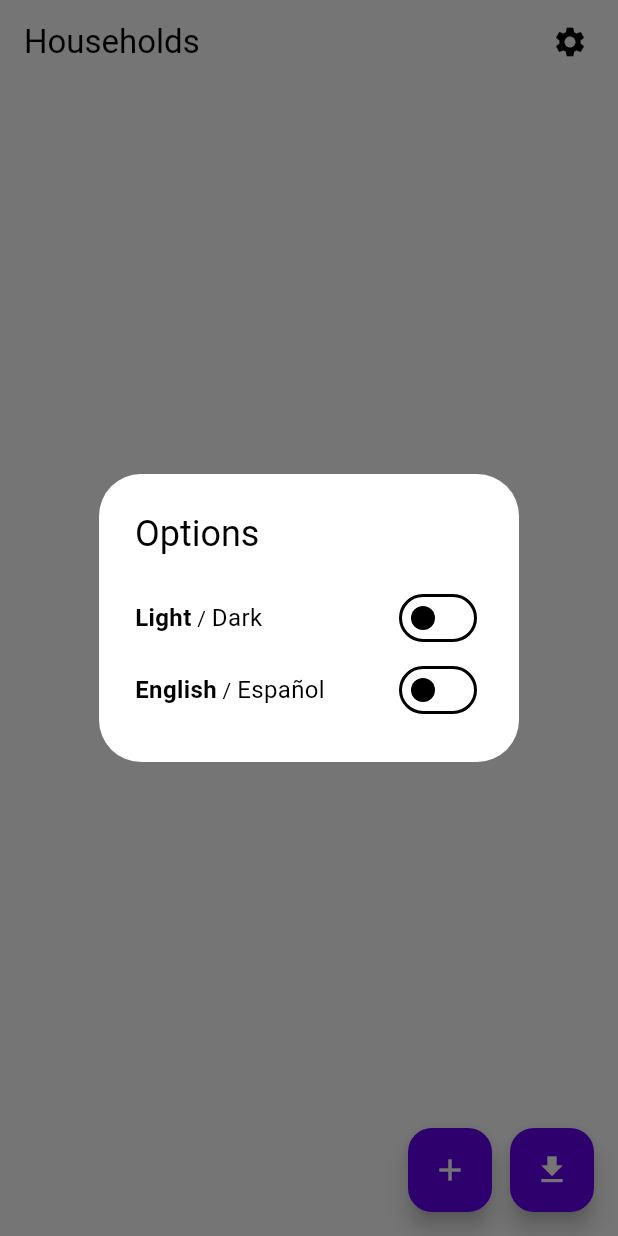
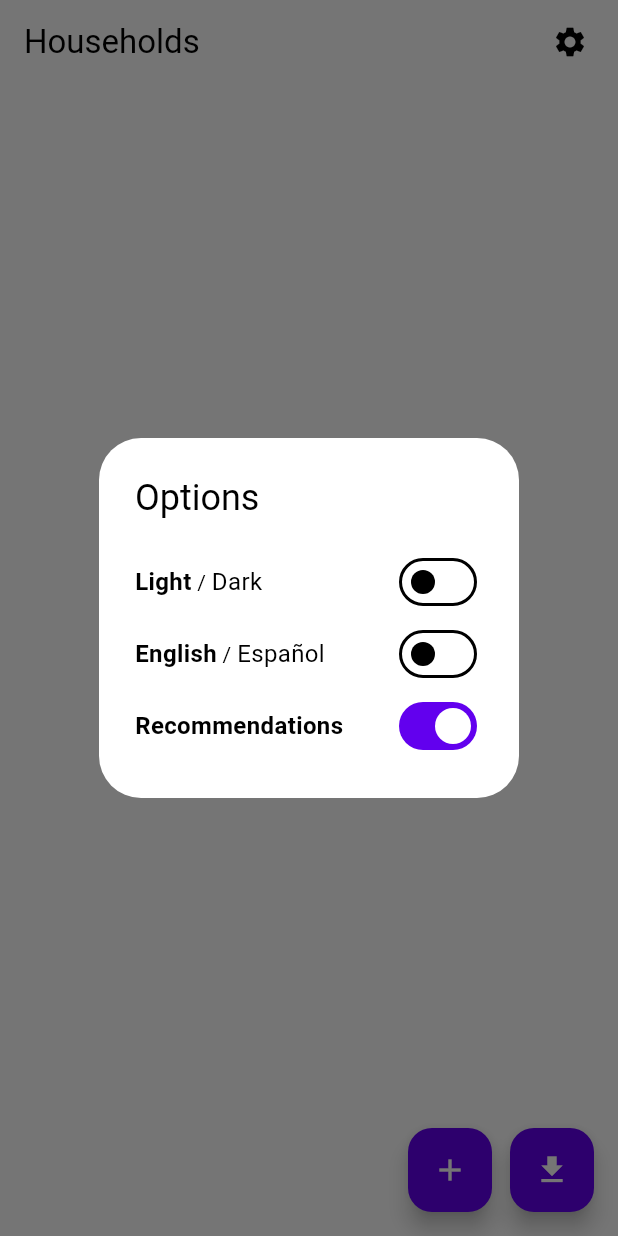
Before and after one commit to KelvinGonzalez/groceries-app, a Flutter app: the screen it shows after launch, after a tap on the "settings" icon, on a phone screen of 412 x 824 dp. Run offline on Flutter 3.47's test engine with Material 3 defaults, Android fonts, the phone set to English and light mode, and no system bars; our stand-ins replace auto_size_text, cloud_firestore, firebase_core, flutter_bloc, shared_preferences; accounts and stored records are empty.

Commit message:
Category recommendations (#2)
* Implement category recommendations

* Read categories recommendations preference on startup

```diff
--- a/lib/logic/shared_preferences_controller.dart
+++ b/lib/logic/shared_preferences_controller.dart
@@ -5,6 +5,7 @@ import 'package:shared_preferences/shared_preferences.dart';
 
 const darkModeName = "darkMode";
 const languageName = "language";
+const categoryRecommendationsName = "categoryRecommendations";
 
 Future<bool> addHouseholdId(String id) async {
   final prefs = await SharedPreferences.getInstance();
@@ -45,6 +46,16 @@ Future<void> setLanguage(Language language) async {
   await prefs.setString(languageName, language.key);
 }
 
+Future<bool> getCategoryRecommendations() async {
+  final prefs = await SharedPreferences.getInstance();
+  return prefs.getBool(categoryRecommendationsName) ?? true;
+}
+
+Future<void> setCategoryRecommendations(bool value) async {
+  final prefs = await SharedPreferences.getInstance();
+  await prefs.setBool(categoryRecommendationsName, value);
+}
+
 Future<List<WebImage>?> getCachedImages(String query) async {
   final prefs = await SharedPreferences.getInstance();
   final cache = prefs.getStringList("search_$query");
--- a/lib/logic/state_cubit.dart
+++ b/lib/logic/state_cubit.dart
@@ -25,6 +25,7 @@ class AppState {
   final TextEditingController creatingItemName;
   final (List<Category>, List<Item>) searchResult;
   final Language language;
+  final bool categoryRecommendations;
 
   const AppState(
       {required this.isDarkMode,
@@ -33,7 +34,8 @@ class AppState {
       required this.creatingItem,
       required this.creatingItemName,
       required this.searchResult,
-      required this.language});
+      required this.language,
+      required this.categoryRecommendations});
 
   static AppState get initialState => AppState(
         isDarkMode: false,
@@ -43,6 +45,7 @@ class AppState {
         creatingItemName: TextEditingController(),
         searchResult: ([], []),
         language: Language.english,
+        categoryRecommendations: true,
       );
 }
 
@@ -60,6 +63,7 @@ class StateCubit extends Cubit<AppState> {
   Future<void> init() async {
     setDarkMode(await getDarkMode());
     setLanguage(await getLanguage());
+    setCategoryRecommendations(await getCategoryRecommendations());
     await _initHouseholds();
   }
 
@@ -71,6 +75,7 @@ class StateCubit extends Cubit<AppState> {
     TextEditingController? creatingItemName,
     (List<Category>, List<Item>)? searchResult,
     Language? language,
+    bool? categoryRecommendations,
   }) {
     emit(AppState(
       isDarkMode: isDarkMode ?? state.isDarkMode,
@@ -81,6 +86,8 @@ class StateCubit extends Cubit<AppState> {
       creatingItemName: creatingItemName ?? state.creatingItemName,
       searchResult: searchResult ?? state.searchResult,
       language: language ?? state.language,
+      categoryRecommendations:
+          categoryRecommendations ?? state.categoryRecommendations,
     ));
   }
 
@@ -148,4 +155,8 @@ class StateCubit extends Cubit<AppState> {
   }
 
   String getTranslation(TranslatedText text) => text.get(state.language);
+
+  void setCategoryRecommendations(bool value) {
+    update(categoryRecommendations: value);
+  }
 }
--- a/lib/model/household.dart
+++ b/lib/model/household.dart
@@ -56,7 +56,8 @@ class Household {
       ..sort((a, b) => a.name.compareTo(b.name));
     final items = List<Item>.from(Map<String, dynamic>.from(json["items"])
         .entries
-        .map((entry) => Item.fromJson(int.parse(entry.key), entry.value)))
+        .map((entry) => Item.fromJson(int.parse(entry.key), entry.value))
+        .where((e) => !e.isDeleted))
       ..sort((a, b) => a.name.compareTo(b.name));
     return Household(
       id: id,
--- a/lib/model/item.dart
+++ b/lib/model/item.dart
@@ -5,6 +5,7 @@ class Item {
   final int parentId;
   final String name;
   final WebImage image;
+  final bool isDeleted;
 
   static const defaultImage = WebImage(
       url:
@@ -15,13 +16,14 @@ class Item {
       {required this.id,
       required this.parentId,
       required this.name,
-      this.image = defaultImage});
+      this.image = defaultImage,
+      this.isDeleted = false});
 
   Map<String, dynamic> toJson() => {
-        "id": id,
         "parentId": parentId,
         "name": name,
         "image": image.toJson(),
+        "isDeleted": isDeleted,
       };
 
   static Item fromJson(int id, Map<String, dynamic> json) => Item(
@@ -29,6 +31,7 @@ class Item {
         parentId: json["parentId"],
         name: json["name"],
         image: WebImage.fromJson(json["image"]),
+        isDeleted: json["isDeleted"] ?? false,
       );
 
   @override
--- a/lib/model/translated_text.dart
+++ b/lib/model/translated_text.dart
@@ -51,7 +51,11 @@ enum TranslatedText {
   enterCopyName(en: "Enter copy name...", es: "Ingrese nombre de copia..."),
   copy(en: "Copy", es: "Copiar"),
   delete(en: "Delete", es: "Borrar"),
-  ;
+  categoryMatch(
+      en: "Category Recommendation", es: "Recomendación de Categoría"),
+  accept(en: "Accept", es: "Aceptar"),
+  decline(en: "Decline", es: "Rechazar"),
+  categoryRecommendations(en: "Recommendations", es: "Recomendaciones");
 
   const TranslatedText({required this.en, this.es});
 
--- a/lib/widget/options_menu.dart
+++ b/lib/widget/options_menu.dart
@@ -13,6 +13,7 @@ class OptionsMenu extends StatelessWidget {
       final cubit = context.read<StateCubit>();
       final darkModeOn = state.isDarkMode;
       final languageOn = state.language == Language.spanish;
+      final categoryRecommendationsOn = state.categoryRecommendations;
       return AlertDialog(
         title: Text(cubit.getTranslation(TranslatedText.options)),
         content: Column(
@@ -71,7 +72,26 @@ class OptionsMenu extends StatelessWidget {
                       setLanguage(language);
                     })
               ],
-            )
+            ),
+            Row(
+              children: [
+                Text(
+                  cubit.getTranslation(TranslatedText.categoryRecommendations),
+                  style: TextStyle(
+                      fontSize: 16,
+                      fontWeight: categoryRecommendationsOn
+                          ? FontWeight.bold
+                          : FontWeight.normal),
+                ),
+                Expanded(child: Container()),
+                Switch(
+                    value: categoryRecommendationsOn,
+                    onChanged: (value) {
+                      cubit.setCategoryRecommendations(value);
+                      setCategoryRecommendations(value);
+                    })
+              ],
+            ),
           ],
         ),
       );
```
Also changed, not shown: lib/logic/firebase_controller.dart (+4 -3 lines), lib/logic/utils.dart (+48 -0 lines), lib/page/categories_page.dart (+59 -4 lines).
